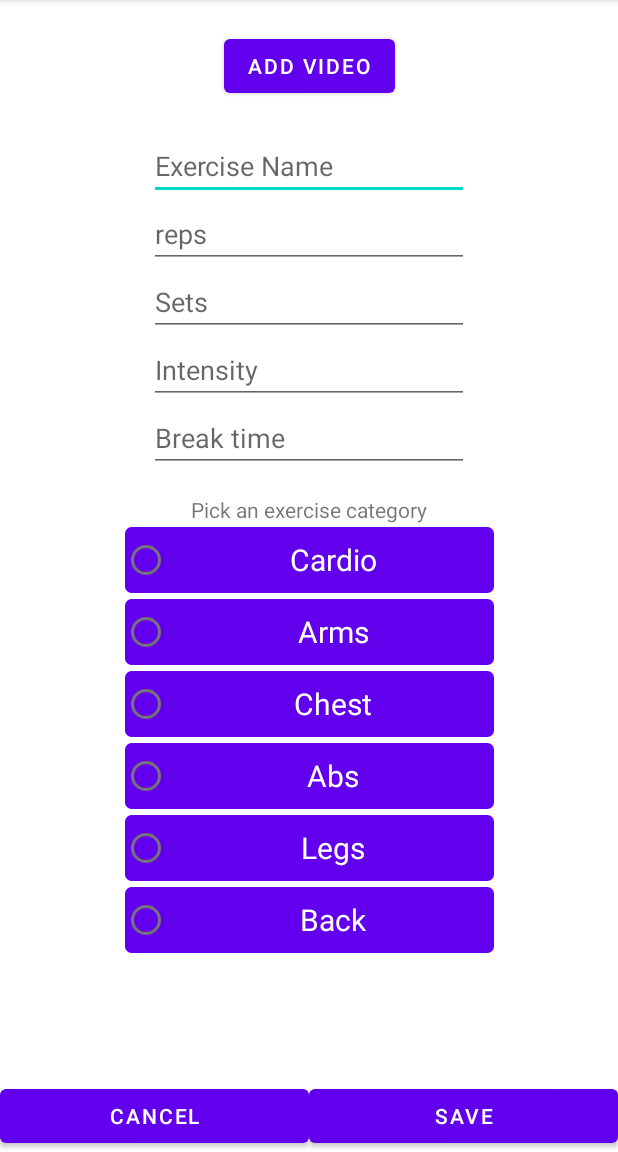
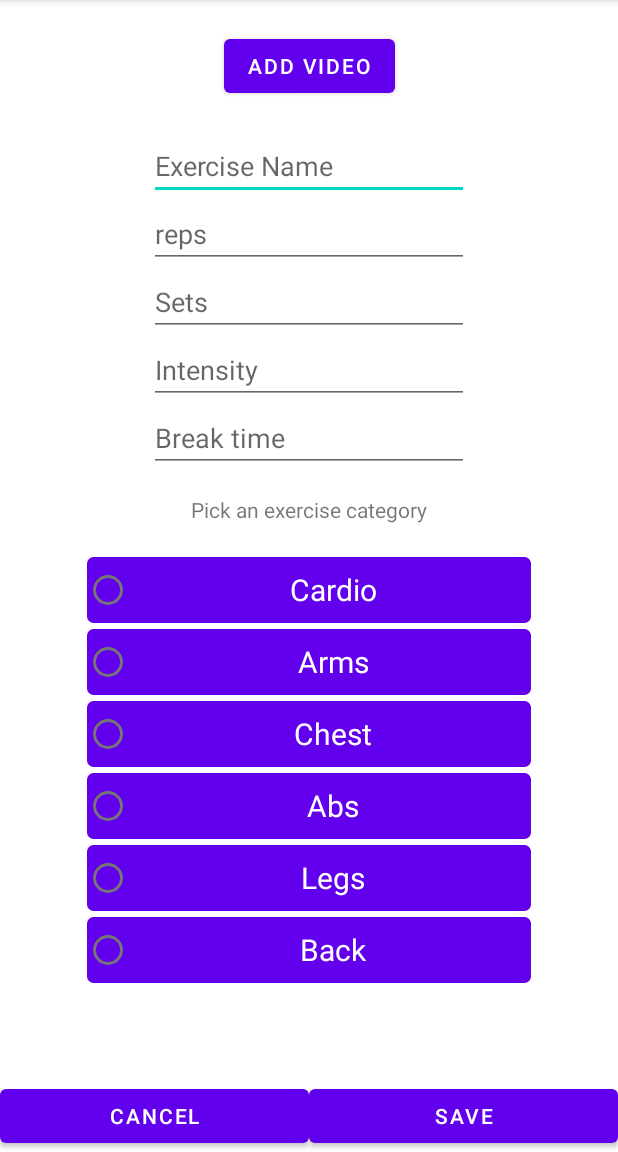
Before and after one commit to SirBoopSnoop/Fitness_App, an Android app: the CreateActivity screen opened directly, with no data from a screen before it, on a phone screen of 412 x 824 dp, the part 84-1236 px from its top. Run offline under Robolectric (Android 15) with nearby library versions, the phone set to English and light mode, and no system bars; our stand-ins replace Firebase (no records; nobody signed in at launch, a user with empty details on screens opened directly).

Commit message:
CRUD progress

```diff
--- a/app/build.gradle
+++ b/app/build.gradle
@@ -10,6 +10,7 @@ android {
 
     buildFeatures {
         viewBinding true
+        dataBinding true
     }
 
     compileSdk 32
--- a/app/src/main/res/layout/activity_create.xml
+++ b/app/src/main/res/layout/activity_create.xml
@@ -127,7 +127,8 @@
 
         <RadioGroup
             android:id="@+id/category_group"
-            android:layout_width="250dp"
+            android:paddingTop="20dp"
+            android:layout_width="300dp"
             android:layout_height="wrap_content"
             app:layout_constraintTop_toBottomOf="@+id/exercise_category"
             app:layout_constraintLeft_toLeftOf="parent"
@@ -159,6 +160,7 @@
             style="@style/radioButtonStyle" />
 
         <RadioButton
+            android:layout_below = "@+id/cardio"
             android:id="@+id/abs"
             android:layout_width="wrap_content"
             android:layout_height="wrap_content"
@@ -181,6 +183,7 @@
             android:text="@string/back"
             android:background="@drawable/radio"
             style="@style/radioButtonStyle" />
+
         </RadioGroup>
 
 
```
Also changed, not shown: app/src/main/java/com/example/testapplication/CreateActivity.kt (+28 -10 lines).
